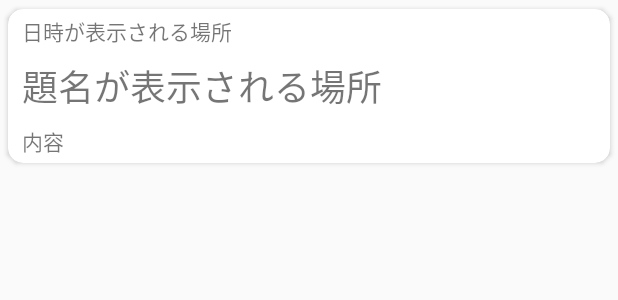
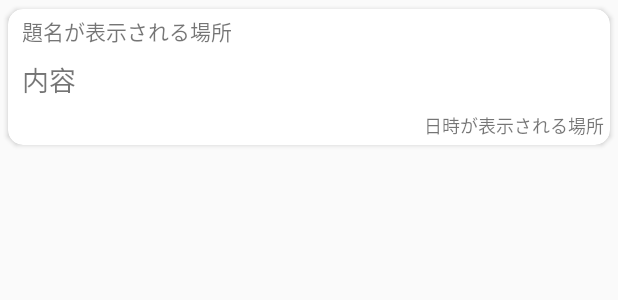
Before and after one commit to Bluewind12/RecordApplication, an Android app: the layout output_card_layout.xml on its own in the app's theme, with its tools: preview values and no code run, on a phone screen of 412 x 824 dp. Shown: the top 300 px of the screen. Run offline under Robolectric (Android 15) with nearby library versions, the phone set to English and light mode, and no system bars.

Commit message:
日記の表示の修正

```diff
--- a/app/src/main/java/momonyan/recordapplication/daze_database/AppDataBase.kt
+++ b/app/src/main/java/momonyan/recordapplication/daze_database/AppDataBase.kt
@@ -3,7 +3,7 @@ package momonyan.recordapplication.daze_database
 import android.arch.persistence.room.Database
 import android.arch.persistence.room.RoomDatabase
 
-@Database(entities = arrayOf(User::class), version = 1) // Kotlin 1.2からは arrayOf(Memo::class)の代わりに[Memo::class]と書ける
+@Database(entities = arrayOf(User::class), version = 2) // Kotlin 1.2からは arrayOf(Memo::class)の代わりに[Memo::class]と書ける
 abstract class AppDataBase : RoomDatabase() {
 
     // DAOを取得する。
--- a/app/src/main/java/momonyan/recordapplication/memo_database/AppMemoDataBase.kt
+++ b/app/src/main/java/momonyan/recordapplication/memo_database/AppMemoDataBase.kt
@@ -3,7 +3,7 @@ package momonyan.recordapplication.memo_database
 import android.arch.persistence.room.Database
 import android.arch.persistence.room.RoomDatabase
 
-@Database(entities = arrayOf(Memo::class), version = 1) // Kotlin 1.2からは arrayOf(Memo::class)の代わりに[Memo::class]と書ける
+@Database(entities = arrayOf(Memo::class), version = 2) // Kotlin 1.2からは arrayOf(Memo::class)の代わりに[Memo::class]と書ける
 abstract class AppMemoDataBase : RoomDatabase() {
 
     // DAOを取得する。
--- a/app/src/main/java/momonyan/recordapplication/tab/OutputFragment.kt
+++ b/app/src/main/java/momonyan/recordapplication/tab/OutputFragment.kt
@@ -76,6 +76,9 @@ class OutputFragment : Fragment() {
                         Log.d("TabDataSet", "Tab1:DataNum $i")
                     }
                 }
+                //mDataListの逆順へ
+                mDataList.reverse()
+
                 // Adapter作成
                 val adapter = OutputAdapter(mDataList)
                 adapter.isDataBase(dataBase)
--- a/app/src/main/res/layout/output_card_layout.xml
+++ b/app/src/main/res/layout/output_card_layout.xml
@@ -18,22 +18,23 @@
                                         android:foreground="?android:attr/selectableItemBackground"
     >
 
-        <LinearLayout android:layout_width="wrap_content" android:layout_height="wrap_content"
+        <LinearLayout android:layout_width="match_parent" android:layout_height="wrap_content"
                       android:orientation="vertical" android:paddingLeft="5sp" android:paddingRight="0sp"
                       android:paddingStart="5sp" android:paddingEnd="0sp">
 
             <TextView
                     android:layout_width="wrap_content"
-                    android:layout_height="wrap_content" android:id="@+id/dateTextView" android:layout_weight="1"
-                    tools:text="日時が表示される場所" android:padding="4sp"/>
-            <TextView
-                    android:layout_width="wrap_content"
                     android:layout_height="wrap_content" android:id="@+id/titleTextView" android:layout_weight="1"
-                    tools:text="題名が表示される場所" android:textSize="24sp" android:padding="4sp"/>
+                    tools:text="題名が表示される場所" android:textSize="14sp" android:padding="4sp"/>
             <TextView
                     android:layout_width="match_parent"
                     android:layout_height="wrap_content" android:id="@+id/contentTextView" android:layout_weight="1"
-                    tools:text="内容" android:padding="4dp"/>
+                    tools:text="内容" android:padding="4dp" android:textSize="18sp"/>
+            <TextView
+                    android:layout_width="match_parent"
+                    android:layout_height="wrap_content" android:id="@+id/dateTextView" android:layout_weight="1"
+                    tools:text="日時が表示される場所" android:padding="4sp" android:textSize="12sp"
+                    android:gravity="right"/>
         </LinearLayout>
     </android.support.v7.widget.CardView>
 
```
Also changed, not shown: app/src/main/java/momonyan/recordapplication/MainTabActivity.kt (+5 -4 lines).
